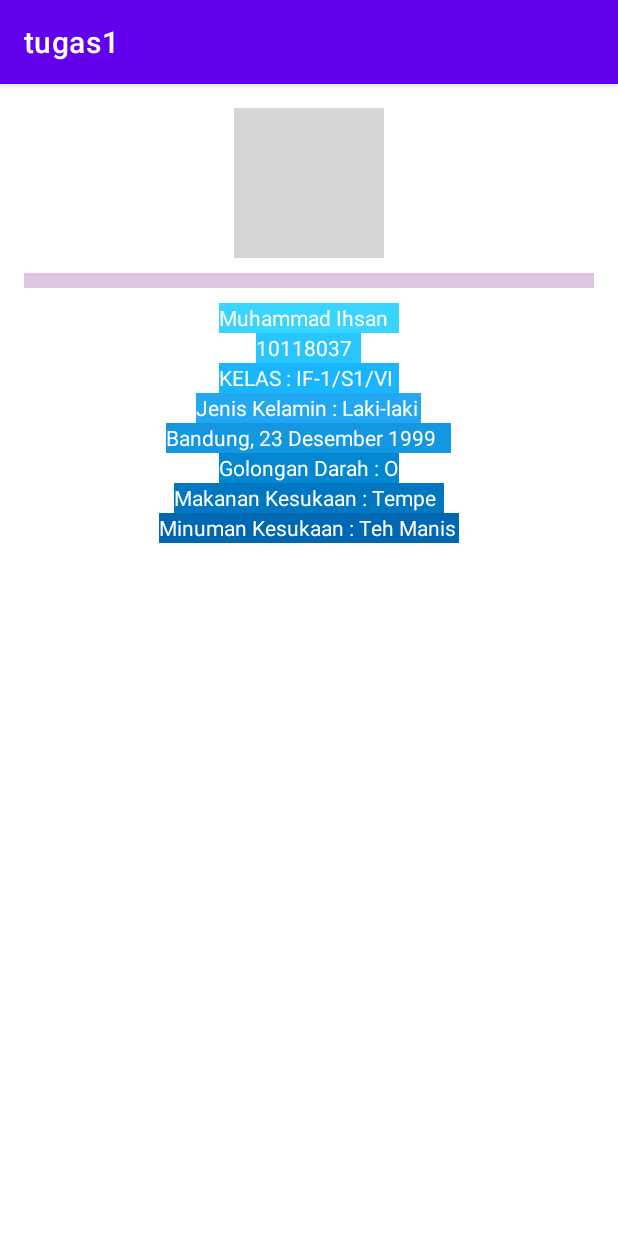
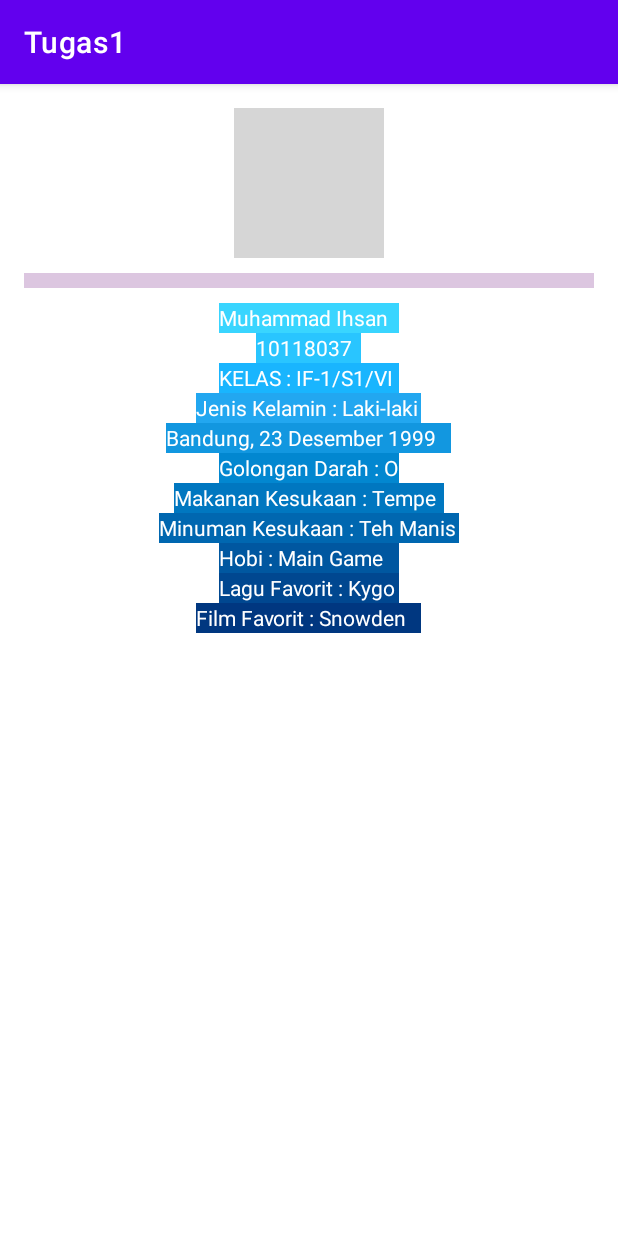
Before and after one commit to ihsan946/tugas1, an Android app: the screen it shows after launch (MainActivity), on a phone screen of 412 x 824 dp. Run offline under Robolectric (Android 15) with nearby library versions, the phone set to English and light mode, and no system bars; grey boxes are pictures that could not be loaded.

Commit message:
commit ketiga

```diff
--- a/app/src/main/res/layout/activity_main.xml
+++ b/app/src/main/res/layout/activity_main.xml
@@ -100,6 +100,33 @@
       android:text="@string/minuman"
       android:textColor="@color/white"
       android:background="@color/e8"/>
+  <TextView
+      android:id="@+id/teks9"
+      android:layout_width="@dimen/dimen120"
+      android:layout_height="@dimen/dimen20"
+      android:layout_below="@id/teks8"
+      android:layout_centerInParent="true"
+      android:text="@string/hobi"
+      android:textColor="@color/white"
+      android:background="@color/e9"/>
+  <TextView
+      android:id="@+id/teks10"
+      android:layout_width="@dimen/dimen120"
+      android:layout_height="@dimen/dimen20"
+      android:layout_below="@id/teks9"
+      android:layout_centerInParent="true"
+      android:text="@string/laguFavorit"
+      android:textColor="@color/white"
+      android:background="@color/e10"/>
+  <TextView
+      android:id="@+id/teks11"
+      android:layout_width="@dimen/dimen150"
+      android:layout_height="@dimen/dimen20"
+      android:layout_below="@id/teks10"
+      android:layout_centerInParent="true"
+      android:text="@string/filmFavorit"
+      android:textColor="@color/white"
+      android:background="@color/e11"/>
 
 
 
--- a/app/src/main/res/values/colors.xml
+++ b/app/src/main/res/values/colors.xml
@@ -20,6 +20,8 @@
     <color name="e8">#0067B0</color>
     <color name="e9">#0057A0</color>
     <color name="e10">#004790</color>
+    <color name="e11">#003780</color>
+    <color name="e12">#102770</color>
 
     <!-- purple -->
     <color name="d1">#DCC6E0</color>
--- a/app/src/main/res/values/ids.xml
+++ b/app/src/main/res/values/ids.xml
@@ -10,4 +10,7 @@
     <item name="teks6" type="id" />
     <item name="teks7" type="id" />
     <item name="teks8" type="id" />
+    <item name="teks9" type="id" />
+    <item name="teks10" type="id" />
+    <item name="teks11" type="id" />
 </resources>
--- a/app/src/main/res/values/strings.xml
+++ b/app/src/main/res/values/strings.xml
@@ -1,5 +1,5 @@
 <resources>
-    <string name="app_name">tugas1</string>
+    <string name="app_name">Tugas1</string>
     <string name="nama">Muhammad Ihsan</string>
     <string name="nim">10118037</string>
     <string name="kelas">KELAS : IF-1/S1/VI</string>
@@ -10,6 +10,10 @@
     <string name="golDar">Golongan Darah : O</string>
     <string name="makanan">Makanan Kesukaan : Tempe Goreng</string>
     <string name="minuman">Minuman Kesukaan : Teh Manis</string>
+    <string name="hobi">Hobi : Main Game</string>
+    <string name="laguFavorit">Lagu Favorit : Kygo Stay</string>
+    <string name="filmFavorit">Film Favorit : Snowden</string>
+    <string name="pekerjaan"></string>
 
 
 </resources>
```
